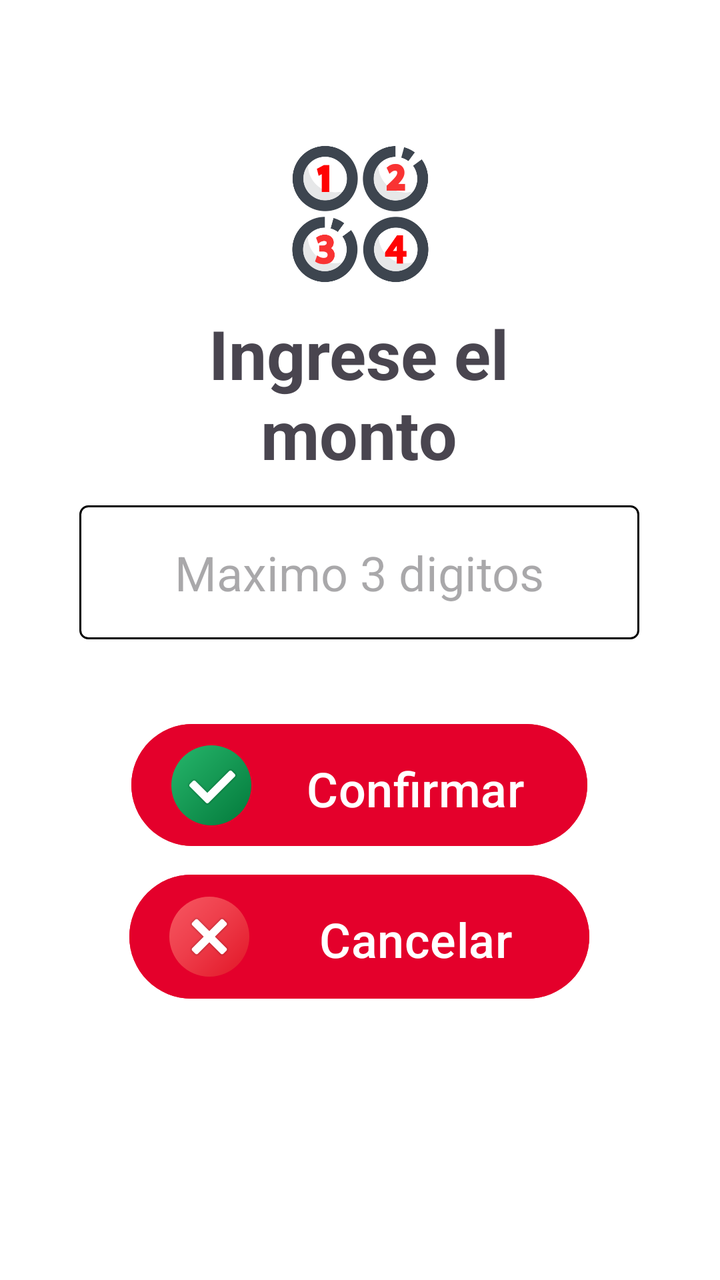
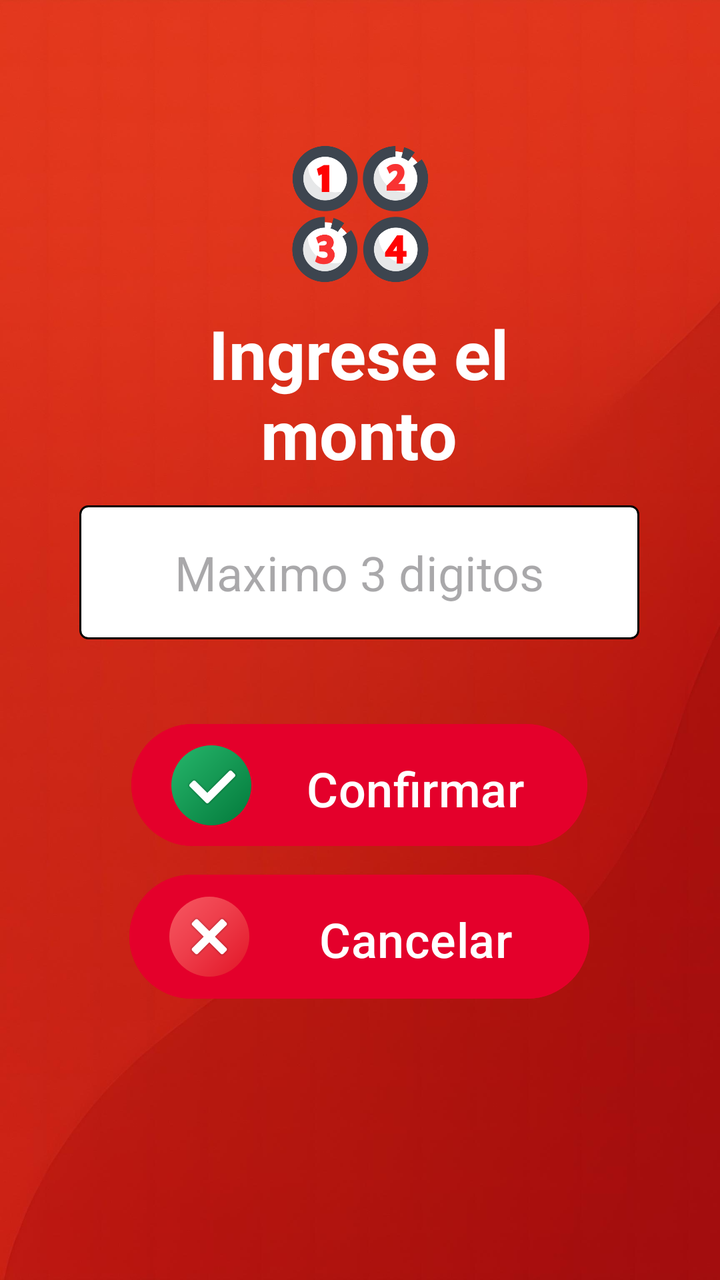

Two renders of the same Android screen: before a commit and after it. Below are the layout's source before the change and the commit's diff.
<!-- AndroidManifest.xml: application theme Theme.ClaroRecargasApp -->
<!-- res/layout/activity_ingreso_de_precio_es.xml -->
<?xml version="1.0" encoding="utf-8"?>
<androidx.constraintlayout.widget.ConstraintLayout xmlns:android="http://schemas.android.com/apk/res/android"
    xmlns:app="http://schemas.android.com/apk/res-auto"
    xmlns:tools="http://schemas.android.com/tools"
    android:id="@+id/main"
    android:layout_width="match_parent"
    android:layout_height="match_parent"
    android:background="#FFFFFF"
    tools:context=".IngresoDePrecioES">

    <Button
        android:id="@+id/btnCancelarS"
        android:layout_width="230dp"
        android:layout_height="70dp"
        android:backgroundTint="#E4002B"
        android:drawableLeft="@drawable/btncancelar"
        android:padding="16dp"
        android:text="Cancelar"
        android:textSize="24sp"
        app:layout_constraintBottom_toBottomOf="parent"
        app:layout_constraintEnd_toEndOf="parent"
        app:layout_constraintHorizontal_bias="0.497"
        app:layout_constraintStart_toStartOf="parent"
        app:layout_constraintTop_toTopOf="parent"
        app:layout_constraintVertical_bias="0.76" />

    <Button
        android:id="@+id/btnConfirmarS"
        android:layout_width="228dp"
        android:layout_height="69dp"
        android:backgroundTint="#E4002B"
        android:drawableLeft="@drawable/botonconfirmar"
        android:padding="16dp"
        android:text="Confirmar"
        android:textSize="24sp"
        app:layout_constraintBottom_toBottomOf="parent"
        app:layout_constraintEnd_toEndOf="parent"
        app:layout_constraintHorizontal_bias="0.497"
        app:layout_constraintStart_toStartOf="parent"
        app:layout_constraintTop_toTopOf="parent"
        app:layout_constraintVertical_bias="0.627" />

    <ImageView
        android:id="@+id/imageView"
        android:layout_width="99dp"
        android:layout_height="86dp"
        android:layout_marginTop="64dp"
        app:layout_constraintEnd_toEndOf="parent"
        app:layout_constraintStart_toStartOf="parent"
        app:layout_constraintTop_toTopOf="parent"
        app:srcCompat="@drawable/preciosaldo" />

    <TextView
        android:id="@+id/textView"
        android:layout_width="174dp"
        android:layout_height="92dp"
        android:layout_gravity="center"
        android:gravity="center"
        android:text="Ingrese el monto"
        android:textAlignment="center"
        android:textSize="34sp"
        android:textStyle="bold"
        app:layout_constraintBottom_toBottomOf="parent"
        app:layout_constraintEnd_toEndOf="parent"
        app:layout_constraintHorizontal_bias="0.497"
        app:layout_constraintStart_toStartOf="parent"
        app:layout_constraintTop_toTopOf="parent"
        app:layout_constraintVertical_bias="0.275" />

    <EditText
        android:id="@+id/editTextNumber"
        android:layout_width="280dp"
        android:layout_height="67dp"
        android:layout_gravity="center_horizontal"
        android:background="@drawable/spinner_border"
        android:digits="0123456789"
        android:hint="Maximo 3 digitos"
        android:inputType="number"
        android:maxLength="5"
        android:padding="12dp"
        android:textAlignment="center"
        android:textSize="24sp"
        app:layout_constraintBottom_toBottomOf="parent"
        app:layout_constraintEnd_toEndOf="parent"
        app:layout_constraintHorizontal_bias="0.496"
        app:layout_constraintStart_toStartOf="parent"
        app:layout_constraintTop_toTopOf="parent"
        app:layout_constraintVertical_bias="0.441" />

</androidx.constraintlayout.widget.ConstraintLayout>
<!-- resources referenced by this layout -->
<resources>
  <!-- drawable botonconfirmar (drawable) -->
  <vector xmlns:android="http://schemas.android.com/apk/res/android"
      xmlns:aapt="http://schemas.android.com/aapt"
      android:width="48dp"
      android:height="48dp"
      android:viewportWidth="48"
      android:viewportHeight="48">
    <path
        android:pathData="M44,24c0,11.045 -8.955,20 -20,20S4,35.045 4,24S12.955,4 24,4S44,12.955 44,24z">
      <aapt:attr name="android:fillColor">
        <gradient 
            android:startX="9.858"
            android:startY="9.858"
            android:endX="38.142"
            android:endY="38.142"
            android:type="linear">
          <item android:offset="0" android:color="#FF21AD64"/>
          <item android:offset="1" android:color="#FF088242"/>
        </gradient>
      </aapt:attr>
    </path>
    <path
        android:fillColor="#FF000000"
        android:pathData="M32.172,16.172L22,26.344l-5.172,-5.172c-0.781,-0.781 -2.047,-0.781 -2.828,0l-1.414,1.414c-0.781,0.781 -0.781,2.047 0,2.828l8,8c0.781,0.781 2.047,0.781 2.828,0l13,-13c0.781,-0.781 0.781,-2.047 0,-2.828L35,16.172C34.219,15.391 32.953,15.391 32.172,16.172z"
        android:strokeAlpha="0.05"
        android:fillAlpha="0.05"/>
    <path
        android:fillColor="#FF000000"
        android:pathData="M20.939,33.061l-8,-8c-0.586,-0.586 -0.586,-1.536 0,-2.121l1.414,-1.414c0.586,-0.586 1.536,-0.586 2.121,0L22,27.051l10.525,-10.525c0.586,-0.586 1.536,-0.586 2.121,0l1.414,1.414c0.586,0.586 0.586,1.536 0,2.121l-13,13C22.475,33.646 21.525,33.646 20.939,33.061z"
        android:strokeAlpha="0.07"
        android:fillAlpha="0.07"/>
    <path
        android:pathData="M21.293,32.707l-8,-8c-0.391,-0.391 -0.391,-1.024 0,-1.414l1.414,-1.414c0.391,-0.391 1.024,-0.391 1.414,0L22,27.758l10.879,-10.879c0.391,-0.391 1.024,-0.391 1.414,0l1.414,1.414c0.391,0.391 0.391,1.024 0,1.414l-13,13C22.317,33.098 21.683,33.098 21.293,32.707z"
        android:fillColor="#FFFFFF"/>
  </vector>
  <!-- drawable btncancelar: vector/xml drawable (drawable, 2525 chars, omitted) -->
  <!-- drawable preciosaldo: png bitmap (drawable, 38872 bytes) -->
  <!-- drawable spinner_border (drawable) -->
  <?xml version="1.0" encoding="utf-8"?>
  <shape xmlns:android="http://schemas.android.com/apk/res/android">
      <solid android:color="#FFFFFF" /> 
      <stroke
          android:width="1dp"
          android:color="#000000" /> 
      <corners android:radius="4dp"/> 
      <padding
          android:left="4dp"
          android:top="4dp"
          android:right="4dp"
          android:bottom="4dp" />
  </shape>
  <style name="Theme.ClaroRecargasApp" parent="Base.Theme.ClaroRecargasApp">
          
          <item name="android:windowFullscreen">true</item>
      </style>
  <style name="Base.Theme.ClaroRecargasApp" parent="Theme.Material3.DayNight.NoActionBar">
          
          
      </style>
</resources>

<!-- the commit's change to res/layout/activity_ingreso_de_precio_es.xml (unified diff, before → after) -->
@@ -5,8 +5,18 @@
     android:id="@+id/main"
     android:layout_width="match_parent"
     android:layout_height="match_parent"
-    android:background="#FFFFFF"
     tools:context=".IngresoDePrecioES">
+
+    <ImageView
+        android:id="@+id/backgroundImage"
+        android:layout_width="0dp"
+        android:layout_height="0dp"
+        android:scaleType="centerCrop"
+        android:src="@drawable/fondoapp"
+        app:layout_constraintTop_toTopOf="parent"
+        app:layout_constraintBottom_toBottomOf="parent"
+        app:layout_constraintStart_toStartOf="parent"
+        app:layout_constraintEnd_toEndOf="parent" />
 
     <Button
         android:id="@+id/btnCancelarS"
@@ -57,6 +67,7 @@
         android:layout_gravity="center"
         android:gravity="center"
         android:text="Ingrese el monto"
+        android:textColor="#FFFFFF"
         android:textAlignment="center"
         android:textSize="34sp"
         android:textStyle="bold"
<!-- resource entries referenced after the edit -->
@@ -36,6 +36,7 @@
         android:fillColor="#FFFFFF"/>
   </vector>
   <!-- drawable btncancelar: vector/xml drawable (drawable, 2525 chars, omitted) -->
+  <!-- drawable fondoapp: jpg bitmap (drawable, 112541 bytes) -->
   <!-- drawable preciosaldo: png bitmap (drawable, 38872 bytes) -->
   <!-- drawable spinner_border (drawable) -->
   <?xml version="1.0" encoding="utf-8"?>
